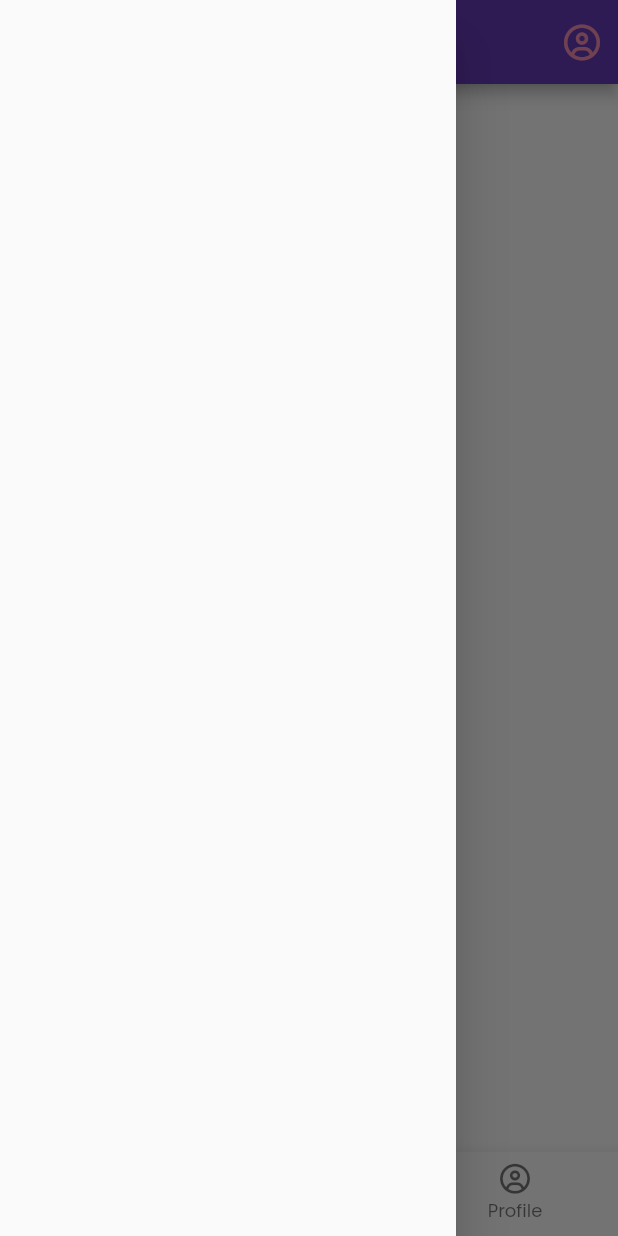
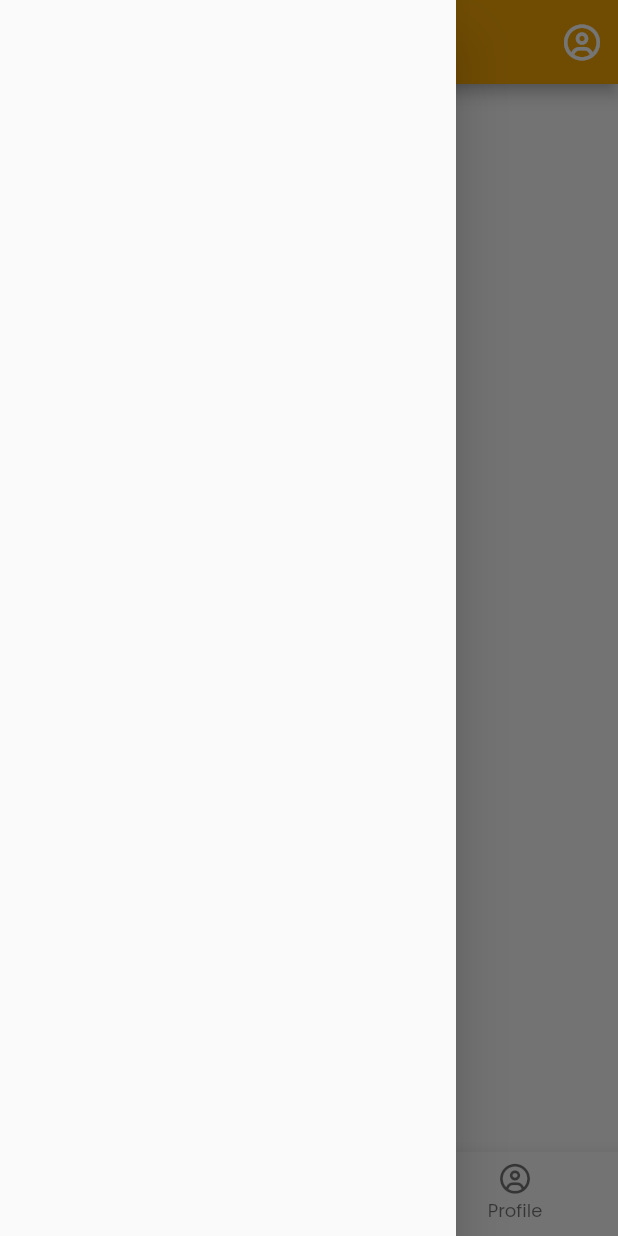
Before and after one commit to rygailkim/quiz-flutter-app, a Flutter app: the screen it shows once a user with an empty profile is signed in, with the side drawer open, on a phone screen of 412 x 824 dp. Run offline on Flutter 3.47's test engine with Material 2 defaults, Android fonts, the phone set to English and light mode, and no system bars; our stand-ins replace cloud_firestore, firebase_auth, firebase_core, font_awesome_flutter, google_fonts, google_sign_in and 1 more; accounts and stored records are empty; network calls fail.

Commit message:
done with project

```diff
--- a/quiz_app/quizapp/lib/screens/login.dart
+++ b/quiz_app/quizapp/lib/screens/login.dart
@@ -27,7 +27,7 @@ class LoginScreen extends StatelessWidget {
               icon: FontAwesomeIcons.userNinja,
               text: 'Continue as Guest',
               loginMethod: AuthService().anonLogin,
-              color: Colors.deepPurple,
+              color: Colors.grey,
             ),
           ],
         ),
--- a/quiz_app/quizapp/lib/screens/topics.dart
+++ b/quiz_app/quizapp/lib/screens/topics.dart
@@ -5,6 +5,7 @@ import 'package:quizapp/screens/topic_item.dart';
 import 'package:quizapp/services/firestore.dart';
 import 'package:quizapp/services/models.dart';
 import 'package:quizapp/shared/shared.dart';
+import 'package:quizapp/theme.dart';
 
 class TopicsScreen extends StatelessWidget {
   const TopicsScreen({super.key});
@@ -25,13 +26,13 @@ class TopicsScreen extends StatelessWidget {
 
           return Scaffold(
             appBar: AppBar(
-              backgroundColor: Colors.deepPurple,
+              backgroundColor: primaryColor,
               title: const Text('Topics'),
               actions: [
                 IconButton(
                   icon: Icon(
                     FontAwesomeIcons.circleUser,
-                    color: Colors.pink[200],
+                    color: Colors.white,
                   ),
                   onPressed: () => Navigator.pushNamed(context, '/profile'),
                 )
--- a/quiz_app/quizapp/lib/shared/bottom_nav.dart
+++ b/quiz_app/quizapp/lib/shared/bottom_nav.dart
@@ -1,5 +1,6 @@
 import 'package:flutter/material.dart';
 import 'package:font_awesome_flutter/font_awesome_flutter.dart';
+import 'package:quizapp/theme.dart';
 
 class BottomNavBar extends StatelessWidget {
   const BottomNavBar({super.key});
@@ -30,7 +31,7 @@ class BottomNavBar extends StatelessWidget {
           label: 'Profile',
         ),
       ],
-      fixedColor: Colors.deepPurple[200],
+      fixedColor: primaryColor,
       onTap: (int idx) {
         switch (idx) {
           case 0:
--- a/quiz_app/quizapp/lib/theme.dart
+++ b/quiz_app/quizapp/lib/theme.dart
@@ -23,3 +23,6 @@ var appTheme = ThemeData(
   ),
   buttonTheme: const ButtonThemeData(),
 );
+
+var primaryColor = Color.fromARGB(255, 244, 165, 6);
+var accentColor = Color.fromARGB(255, 31, 70, 96);
```
Also changed, not shown: quiz_app/quizapp/lib/screens/about.dart (+22 -1 lines), quiz_app/quizapp/lib/screens/profile.dart (+5 -3 lines), quiz_app/quizapp/assets/covers/angular.png, quiz_app/quizapp/assets/covers/cloud-functions.png, quiz_app/quizapp/assets/covers/css.png (added), quiz_app/quizapp/assets/covers/default-cover.png, quiz_app/quizapp/assets/covers/firebase.png, quiz_app/quizapp/assets/covers/firestore.png, quiz_app/quizapp/assets/covers/flutter-layout.png, quiz_app/quizapp/assets/covers/flutter.png, quiz_app/quizapp/assets/covers/html.png (added), quiz_app/quizapp/assets/covers/js.png, quiz_app/quizapp/assets/covers/rxjs.png, quiz_app/quizapp/assets/covers/ts.png.
